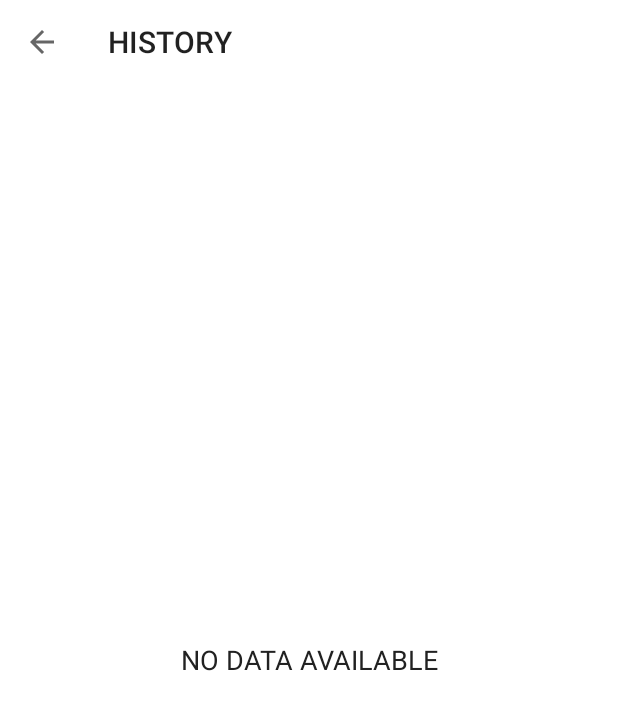
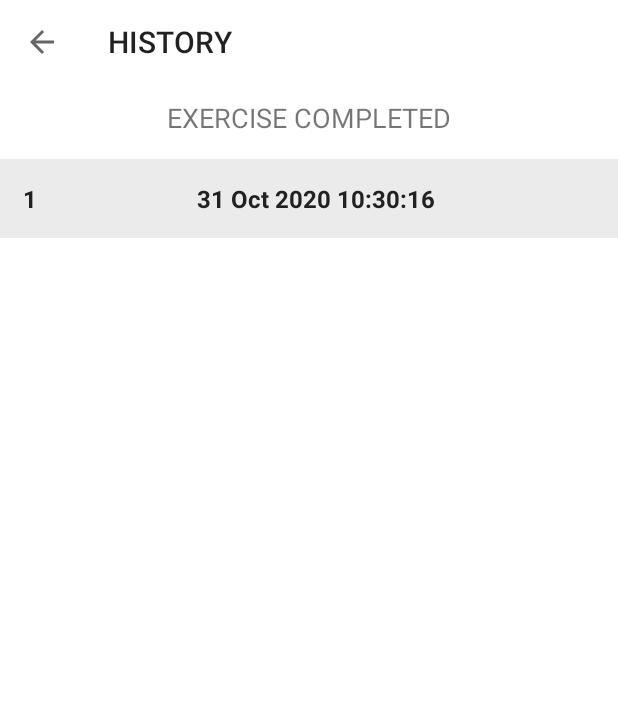
Before and after one commit to Xan-Kerem/7MinWorkout, an Android app: the HistoryActivity screen opened directly, with no data from a screen before it, on a phone screen of 412 x 824 dp. Shown: the top 710 px of the screen. Run offline under Robolectric (Android 15) with nearby library versions, the phone set to English and light mode, and no system bars.

Commit message:
HistoryAdapter.kt added!

```diff
--- a/app/src/main/java/com/example/a7minworkout/HistoryActivity.kt
+++ b/app/src/main/java/com/example/a7minworkout/HistoryActivity.kt
@@ -1,7 +1,9 @@
 package com.example.a7minworkout
 
 import android.os.Bundle
+import android.view.View
 import androidx.appcompat.app.AppCompatActivity
+import androidx.recyclerview.widget.LinearLayoutManager
 import com.example.a7minworkout.databinding.ActivityHistoryBinding
 
 class HistoryActivity : AppCompatActivity() {
@@ -22,5 +24,38 @@ class HistoryActivity : AppCompatActivity() {
         binding.toolbarHistoryActivity.setNavigationOnClickListener {
             onBackPressed()
         }
+        getAllCompletedDates()
     }
+
+    private fun getAllCompletedDates() {
+
+        // Instance of the Sqlite Open Helper class.
+        val dbHandler = SqliteOpenHelper(this, null)
+
+        val allCompletedDatesList = dbHandler.getAllCompletedDatesList()
+
+        //  We will pass that list to the adapter class which we have created and bind it to the recycler view.)
+        // START
+        if (allCompletedDatesList.size > 0) {
+            // Here if the List size is greater then 0 we will display the item in the recycler view or else we will show the text view that no data is available.
+            binding.tvHistory.visibility = View.VISIBLE
+            binding.rvHistory.visibility = View.VISIBLE
+            binding.tvNoDataAvailable.visibility = View.GONE
+
+            // Creates a vertical Layout Manager
+            binding.rvHistory.layoutManager = LinearLayoutManager(this)
+
+            // History adapter is initialized and the list is passed in the param.
+            val historyAdapter = HistoryAdapter(allCompletedDatesList)
+
+            // Access the RecyclerView Adapter and load the data into it
+            binding.rvHistory.adapter = historyAdapter
+        } else {
+            binding.tvHistory.visibility = View.GONE
+            binding.rvHistory.visibility = View.GONE
+            binding.tvNoDataAvailable.visibility = View.VISIBLE
+        }
+        // END
+    }
+
 }
--- /dev/null
+++ b/app/src/main/java/com/example/a7minworkout/HistoryAdapter.kt
@@ -0,0 +1,51 @@
+package com.example.a7minworkout
+
+import android.graphics.Color
+import android.view.LayoutInflater
+import android.view.ViewGroup
+import androidx.recyclerview.widget.RecyclerView
+import com.example.a7minworkout.databinding.ItemHistoryRowBinding
+
+
+class HistoryAdapter(private val items: ArrayList<String>) :
+    RecyclerView.Adapter<HistoryAdapter.ViewHolder>() {
+
+
+    override fun onCreateViewHolder(parent: ViewGroup, viewType: Int): ViewHolder {
+        return ViewHolder(
+            ItemHistoryRowBinding.inflate(
+                LayoutInflater.from(parent.context),
+                parent,
+                false
+            )
+        )
+    }
+
+    override fun onBindViewHolder(holder: ViewHolder, position: Int) {
+
+        val date: String = items[position]
+
+        holder.tvPosition.text = (position + 1).toString()
+        holder.tvItem.text = date
+
+        // Updating the background color according to the odd/even positions in list.
+        if (position % 2 == 0) {
+            holder.llHistoryItemMain.setBackgroundColor(
+                Color.parseColor("#EBEBEB")
+            )
+        } else {
+            holder.llHistoryItemMain.setBackgroundColor(
+                Color.parseColor("#FFFFFF")
+            )
+        }
+    }
+
+    override fun getItemCount() = items.size
+
+    class ViewHolder(view: ItemHistoryRowBinding) : RecyclerView.ViewHolder(view.root) {
+        // Holds the TextView that will add each item to
+        val llHistoryItemMain = view.llHistoryItemMain
+        val tvItem = view.tvItem
+        val tvPosition = view.tvPosition
+    }
+}
--- /dev/null
+++ b/app/src/main/java/com/example/a7minworkout/SqliteOpenHelper.kt
@@ -0,0 +1,93 @@
+package com.example.a7minworkout
+
+import android.content.ContentValues
+import android.content.Context
+import android.database.sqlite.SQLiteDatabase
+import android.database.sqlite.SQLiteOpenHelper
+
+/**
+ * Create a helper object to create, open, and/or manage a database.
+ * This method always returns very quickly.  The database is not actually
+ * created or opened until one of getWritableDatabase or
+ * getReadableDatabase is called.
+ *
+ * @param context to use for locating paths to the the database
+ * @param name of the database file, or null for an in-memory database
+ * @param factory to use for creating cursor objects, or null for the default
+ * @param version number of the database (starting at 1); if the database is older,
+ *     #onUpgrade will be used to upgrade the database; if the database is
+ *     newer, #onDowngrade will be used to downgrade the database
+ */
+class SqliteOpenHelper(
+    context: Context,
+    factory: SQLiteDatabase.CursorFactory?
+) :
+    SQLiteOpenHelper(
+        context, DATABASE_NAME,
+        factory, DATABASE_VERSION
+    ) {
+
+    /**
+     * This override function is used to execute a when the class is called once where the database tables are created.
+     */
+    override fun onCreate(db: SQLiteDatabase) {
+        val CREATE_HISTORY_TABLE = ("CREATE TABLE " +
+                TABLE_HISTORY + "("
+                + COLUMN_ID + " INTEGER PRIMARY KEY," +
+                COLUMN_COMPLETED_DATE
+                + " TEXT" + ")") // Create History Table Query.
+        db.execSQL(CREATE_HISTORY_TABLE) // Executing the create table query.
+    }
+
+    /**
+     * This function is called when the database version is changed.
+     */
+    override fun onUpgrade(db: SQLiteDatabase, oldVersion: Int, newVersion: Int) {
+        db.execSQL("DROP TABLE IF EXISTS " + TABLE_HISTORY) // It drops the existing history table
+        onCreate(db) // Calls the onCreate function so all the updated table will be created.
+    }
+
+    /**
+     * Function is used to insert the date in Database History table.
+     */
+    fun addDate(date: String) {
+        val values =
+            ContentValues() // Creates an empty set of values using the default initial size
+        values.put(
+            COLUMN_COMPLETED_DATE,
+            date
+        ) // Putting the value to the column along with the value.
+        val db =
+            this.writableDatabase // Create and/or open a database that will be used for reading and writing.
+        db.insert(TABLE_HISTORY, null, values) // Insert query is return
+        db.close() // Database is closed after insertion.
+    }
+
+    /**
+     * Function returns the list of history table data.
+     */
+    fun getAllCompletedDatesList(): ArrayList<String> {
+        val list = ArrayList<String>() // ArrayList is initialized
+        val db =
+            this.readableDatabase // Create and/or open a database that will be used for reading and writing.
+        //  Runs the provided SQL and returns a Cursor over the result set.
+        // Query for selecting all the data from history table.
+        val cursor = db.rawQuery("SELECT * FROM $TABLE_HISTORY", null)
+
+        // Move the cursor to the next row.
+        while (cursor.moveToNext()) {
+            // Returns the zero-based index for the given column name, or -1 if the column doesn't exist.
+            list.add(cursor.getString(cursor.getColumnIndex(COLUMN_COMPLETED_DATE))) // value is added in the list
+        }
+        cursor.close() // Cursor is closed after its used.
+        return list // List is returned.
+    }
+
+    companion object {
+        private const val DATABASE_VERSION = 1 // This DATABASE Version
+        private const val DATABASE_NAME = "SevenMinutesWorkout.db" // Name of the DATABASE
+        private const val TABLE_HISTORY = "history" // Table Name
+        private const val COLUMN_ID = "_id" // Column Id
+        private const val COLUMN_COMPLETED_DATE = "completed_date" // Column for Completed Date
+    }
+}
--- /dev/null
+++ b/app/src/main/res/layout/item_history_row.xml
@@ -0,0 +1,31 @@
+<?xml version="1.0" encoding="utf-8"?>
+<LinearLayout xmlns:android="http://schemas.android.com/apk/res/android"
+    xmlns:tools="http://schemas.android.com/tools"
+    android:id="@+id/ll_history_item_main"
+    android:layout_width="match_parent"
+    android:layout_height="wrap_content"
+    android:background="#EBEBEB"
+    android:orientation="horizontal"
+    android:padding="15dp">
+
+    <TextView
+        android:id="@+id/tvPosition"
+        android:layout_width="wrap_content"
+        android:layout_height="wrap_content"
+        android:gravity="center"
+        android:textColor="#212121"
+        android:textSize="16sp"
+        android:textStyle="bold"
+        tools:text="1" />
+
+    <TextView
+        android:id="@+id/tvItem"
+        android:layout_width="0dp"
+        android:layout_height="wrap_content"
+        android:layout_weight="1"
+        android:gravity="center"
+        android:textColor="#212121"
+        android:textSize="16sp"
+        android:textStyle="bold"
+        tools:text="DATE" />
+</LinearLayout>
```
Also changed, not shown: app/src/main/java/com/example/a7minworkout/ExerciseStatusAdapter.kt (+7 -3 lines), app/src/main/java/com/example/a7minworkout/FinishActivity.kt (+24 -0 lines).
